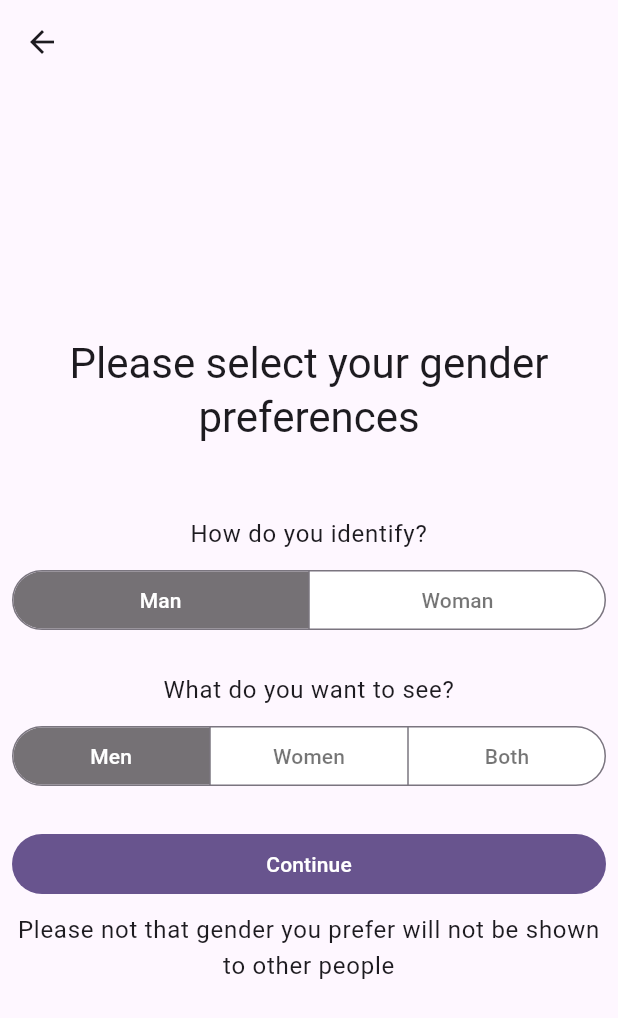
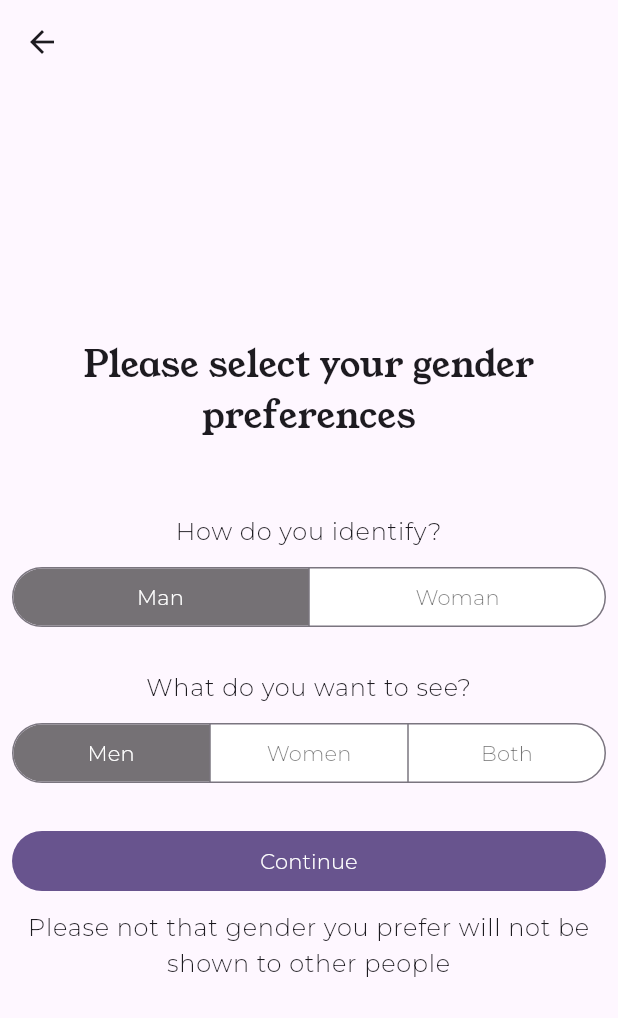
Before and after one commit to elsonkhoza/duulo-app, a Flutter app: the screen it shows after launch, after a tap on "Create Account", on a phone screen of 412 x 824 dp. Shown: the top 1018 px of the screen. Run offline on Flutter 3.47's test engine with Material 2 defaults, Android fonts, the phone set to English and light mode, and no system bars; project files that could hold a hidden picture were left out.

Commit message:
added fonts

```diff
--- a/lib/main.dart
+++ b/lib/main.dart
@@ -15,6 +15,7 @@ class MyApp extends StatelessWidget {
       title: 'Duulo',
       debugShowCheckedModeBanner: false,
       theme: ThemeData(
+         fontFamily: "Montserrat",
         colorScheme: ColorScheme.fromSeed(seedColor: Colors.deepPurple),
         useMaterial3: true,
       ),
--- a/lib/modules/auth/signup/ui/page/signup_gender_page.dart
+++ b/lib/modules/auth/signup/ui/page/signup_gender_page.dart
@@ -24,7 +24,10 @@ class SignupGenderPage extends StatelessWidget {
 
                 Text(
                   "Please select your gender preferences",
-                  style: Theme.of(context).textTheme.headlineMedium,
+                  style: TextStyle(
+                    fontFamily: "YoungSerif",
+                    fontSize: 24,
+                  ),
                   textAlign: TextAlign.center,
                 ),
                 const SizedBox(
--- a/lib/modules/auth/signup/ui/page/signup_username_page.dart
+++ b/lib/modules/auth/signup/ui/page/signup_username_page.dart
@@ -20,15 +20,18 @@ class SignupUsernamePage extends StatelessWidget {
             child: Column(
               mainAxisAlignment: MainAxisAlignment.center,
               children: [
-                Text(
+                const Text(
                   "Who do you want people to call you?",
                   textAlign: TextAlign.center,
-                  style: Theme.of(context).textTheme.headlineMedium,
+                  style: TextStyle(
+              fontFamily: "YoungSerif",
+              fontSize: 24,
+            ),
                 ),
                 const SizedBox(height: 8),
                 Text("This is how you will appear on you profile",
                     textAlign: TextAlign.center,
-                    style: Theme.of(context).textTheme.bodyMedium),
+                    style: Theme.of(context).textTheme.bodyLarge),
                 const SizedBox(height: 24),
                 const TextField(
                   autocorrect: false,
@@ -66,7 +69,7 @@ class SignupUsernamePage extends StatelessWidget {
                 Text(
                   "Your data will never be shared with anyone without your permission",
                   textAlign: TextAlign.center,
-                  style: Theme.of(context).textTheme.bodySmall,
+                  style: Theme.of(context).textTheme.bodyLarge,
                 ),
               ],
             ),
```
Also changed, not shown: pubspec.yaml (+15 -0 lines), assets/fonts/Montserrat-Light.ttf (added), assets/fonts/Montserrat-Regular.ttf (added), assets/fonts/Poppins-Italic.ttf (added), assets/fonts/Poppins-Regular.ttf (added), assets/fonts/YoungSerif-Regular.ttf (added).
